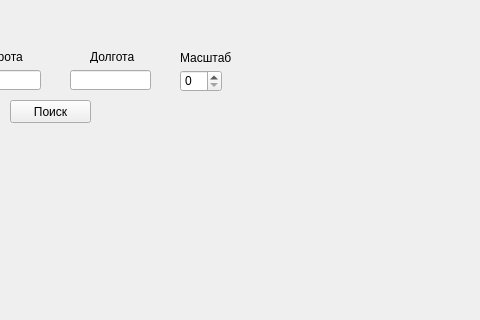
Qt form design.ui (ApeX1l/Yandex_api_project) before a commit; both pictures show x 320 to 800 and y 0 to 320 of the 800 by 600 pixel window.
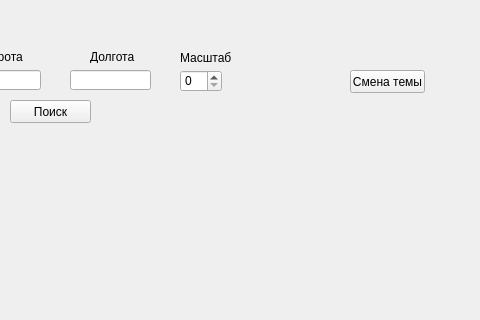
The same form after that commit.

Commit message: fourth exercise:add button:change theme

Patch:
```diff
--- a/design.ui
+++ b/design.ui
@@ -109,6 +109,19 @@
      <string>Масштаб</string>
     </property>
    </widget>
+   <widget class="QPushButton" name="theme_button">
+    <property name="geometry">
+     <rect>
+      <x>670</x>
+      <y>70</y>
+      <width>75</width>
+      <height>23</height>
+     </rect>
+    </property>
+    <property name="text">
+     <string>Смена темы</string>
+    </property>
+   </widget>
   </widget>
   <widget class="QMenuBar" name="menubar">
    <property name="geometry">
```
The commit also changes 2 other files.
